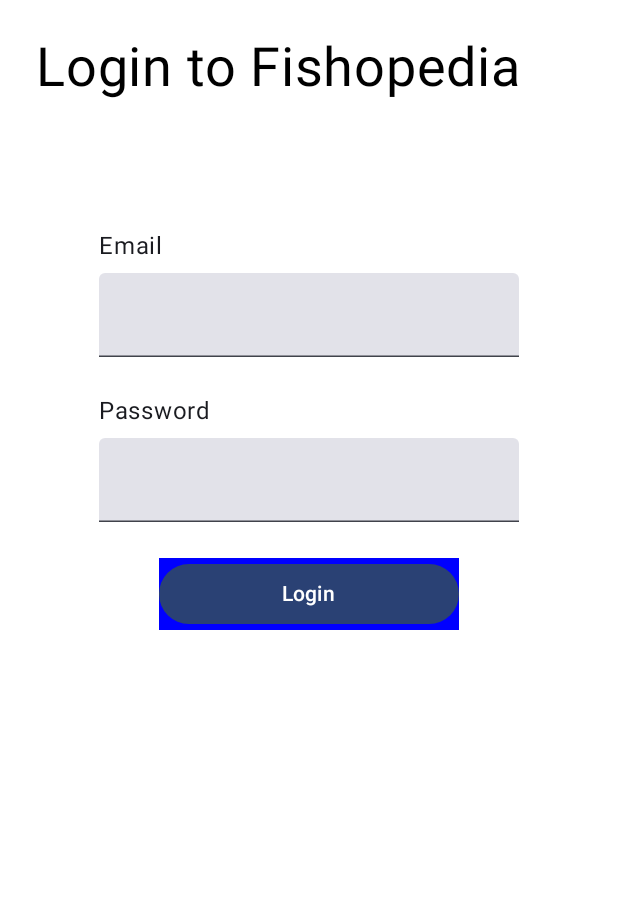
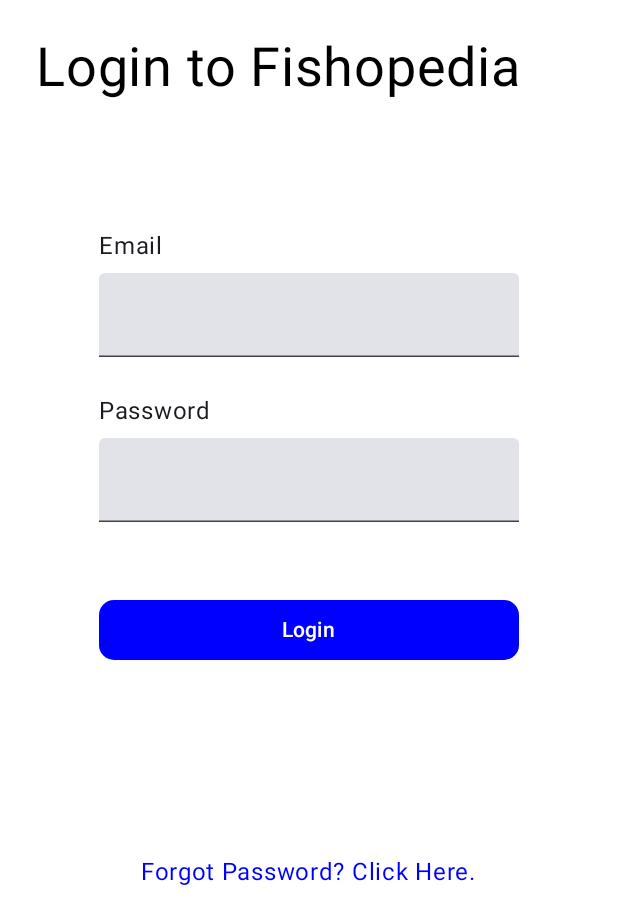
Before and after one commit to Ejswarrior/hookset-mobile, an Android app built with Jetpack Compose: the screen it shows after launch (MainActivity), on a phone screen of 412 x 824 dp. Shown: the top 924 px of the screen. Run offline under Robolectric (Android 15) with nearby library versions, the phone set to English and light mode, and no system bars.

```diff
--- a/app/src/main/AndroidManifest.xml
+++ b/app/src/main/AndroidManifest.xml
@@ -23,6 +23,9 @@
                 <category android:name="android.intent.category.LAUNCHER" />
             </intent-filter>
         </activity>
+        <activity android:name=".Login">
+
+        </activity>
     </application>
 
 </manifest>
--- a/app/src/main/java/com/example/hookset_mobile/MainActivity.kt
+++ b/app/src/main/java/com/example/hookset_mobile/MainActivity.kt
@@ -1,10 +1,12 @@
 package com.example.hookset_mobile
 
 import android.os.Bundle
+import android.util.Log
 import androidx.activity.ComponentActivity
 import androidx.activity.compose.setContent
 import androidx.activity.enableEdgeToEdge
 import androidx.compose.foundation.background
+import androidx.compose.foundation.clickable
 import androidx.compose.foundation.layout.Arrangement
 import androidx.compose.foundation.layout.Column
 import androidx.compose.foundation.layout.Row
@@ -39,18 +41,15 @@ class MainActivity : ComponentActivity() {
     }
 }
 
-fun inputString(changeString: String): String {
-    return changeString
-}
-
 @Composable
 fun HooksetApp(modifier: Modifier = Modifier) {
-    Surface(modifier = modifier.background(color = Color.White)
+    Surface(modifier = modifier
+        .background(color = Color.White)
         .padding(vertical = 24.dp, horizontal = 24.dp)
         .fillMaxWidth()
         .fillMaxHeight(), color = Color.White) {
         Column{
-            Row(modifier = Modifier.padding(bottom = 85.dp),verticalAlignment = Alignment.Top, horizontalArrangement = Arrangement.Center) {
+            Row(modifier = Modifier.padding(bottom = 85.dp),verticalAlignment = Alignment.Top, horizontalArrangement = Arrangement.End) {
                 Text(
                     text = "Login to Fishopedia",
                     color = Color.Black,
@@ -62,9 +61,14 @@ fun HooksetApp(modifier: Modifier = Modifier) {
                     HooksetInput(modifier).HooktsetTextField("Email")
 
                     HooksetInput(modifier).HooktsetTextField("Password")
-                    HooksetButton(modifier).button(variant = "primary", buttonText = "Login") {
+                    Row(modifier = Modifier.padding(top = 24.dp)) {
+                        HooksetButton(modifier).button(variant = "primary", buttonText = "Login") {
+                    }
+                }
+            }
 
-                    }
+            Column(Modifier.fillMaxWidth().padding(top = 125.dp), horizontalAlignment = Alignment.CenterHorizontally) {
+                Text(text = "Forgot Password? Click Here.", fontSize = 16.sp, color = Color.Blue, modifier = Modifier.clickable { Log.d("textClick", "clicked") })
             }
         }
 
--- a/app/src/main/java/ui/components/HooksetButton.kt
+++ b/app/src/main/java/ui/components/HooksetButton.kt
@@ -1,8 +1,10 @@
 package ui.components
 
-import androidx.compose.foundation.background
+import androidx.compose.foundation.layout.padding
 import androidx.compose.foundation.layout.width
+import androidx.compose.foundation.shape.RoundedCornerShape
 import androidx.compose.material3.Button
+import androidx.compose.material3.ButtonDefaults
 import androidx.compose.material3.Text
 import androidx.compose.runtime.Composable
 import androidx.compose.ui.Modifier
@@ -17,8 +19,13 @@ public class HooksetButton(val modifier: Modifier) {
         buttonText: String,
         onButtonClick: () -> Unit
     ) {
-        Button(modifier = modifier.width(200.dp).background(color = if(variant === "primary") Color.Blue else Color.White ), onClick = onButtonClick) {
-            Text(text = buttonText, color = if(variant === "primary") Color.White else Color.Black)
+        Button(modifier = modifier
+            .width(280.dp)
+            .padding(0.dp),
+            colors = ButtonDefaults.buttonColors(containerColor = if( variant === "primary") Color.Blue else Color.White),
+            shape = RoundedCornerShape(25), onClick = onButtonClick) {
+                Text(text = buttonText, color = if(variant === "primary") Color.White else Color.Black)
+
         }
     }
 
```
Also changed, not shown: app/build.gradle.kts (+17 -1 lines), app/src/main/java/com/example/hookset_mobile/Login.kt (added, +10 -0 lines), gradle/libs.versions.toml (+14 -0 lines).
